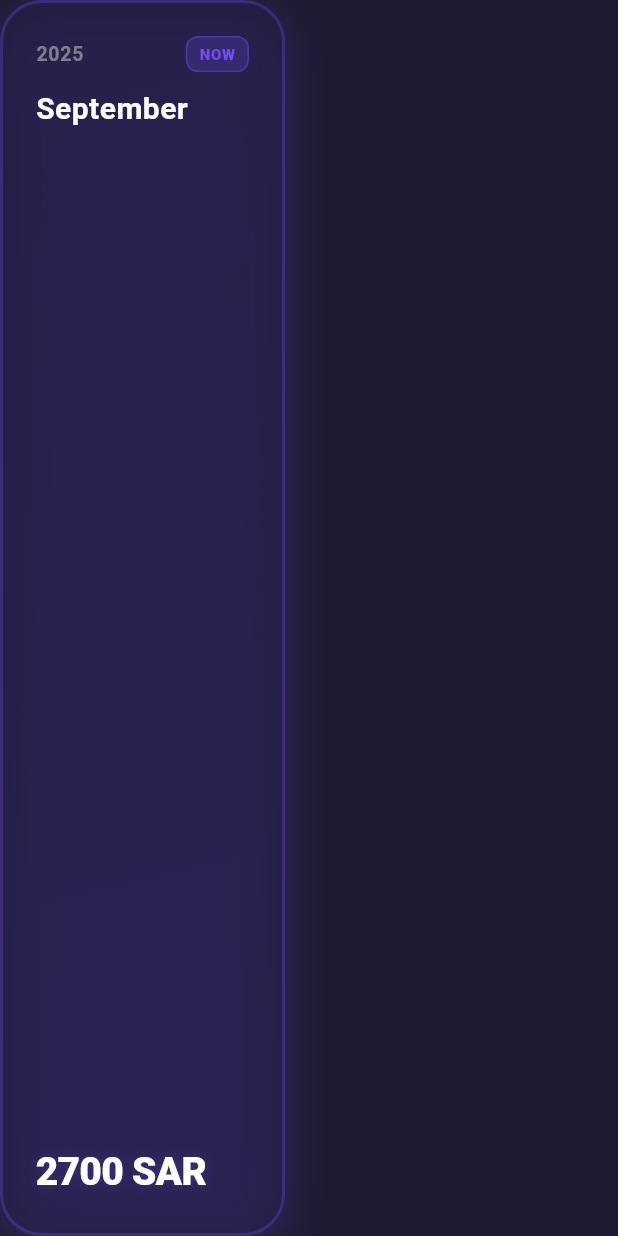
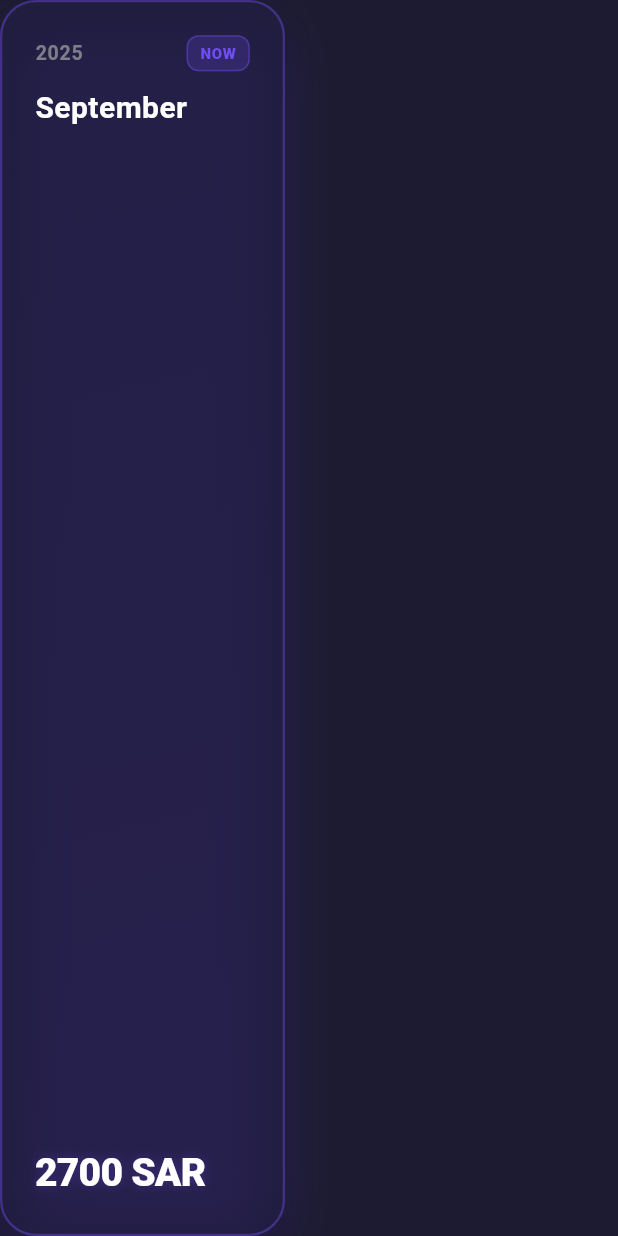
Before and after one commit to Nouraaabdullah/2025_GP1_9, a Flutter app: the _MonthCard widget shown alone on an empty page, opened directly, on a phone screen of 412 x 824 dp. Run offline on Flutter 3.47's test engine with Material 3 defaults, Android fonts, the phone set to English and light mode, and no system bars; our stand-ins replace font_awesome_flutter; Roboto replaces fonts that are missing (Poppins).

Commit message:
saving page changes

```diff
--- a/lib/screens/Savings/savings_page.dart
+++ b/lib/screens/Savings/savings_page.dart
@@ -32,7 +32,7 @@ class SavingsPage extends StatelessWidget {
                       decoration: BoxDecoration(
                         gradient: RadialGradient(
                           colors: [
-                            AppColors.accent.withOpacity(0.3),
+                            AppColors.accent.withValues(alpha: 0.3),
                             Colors.transparent,
                           ],
                         ),
@@ -72,7 +72,7 @@ class SavingsPage extends StatelessWidget {
                         end: Alignment.bottomCenter,
                         colors: [
                           AppColors.accent,
-                          AppColors.accent.withOpacity(0.3),
+                          AppColors.accent.withValues(alpha: 0.3),
                         ],
                       ),
                       borderRadius: BorderRadius.circular(2),
@@ -129,18 +129,18 @@ class SavingsPage extends StatelessWidget {
                     begin: Alignment.topLeft,
                     end: Alignment.bottomRight,
                     colors: [
-                      AppColors.card.withOpacity(0.4),
-                      AppColors.card.withOpacity(0.2),
+                      AppColors.card.withValues(alpha: 0.4),
+                      AppColors.card.withValues(alpha: 0.2),
                     ],
                   ),
                   borderRadius: BorderRadius.circular(20),
                   border: Border.all(
-                    color: Colors.white.withOpacity(0.12),
+                    color: Colors.white.withValues(alpha: 0.12),
                     width: 1.5,
                   ),
                   boxShadow: [
                     BoxShadow(
-                      color: AppColors.accent.withOpacity(0.15),
+                      color: AppColors.accent.withValues(alpha: 0.15),
                       blurRadius: 24,
                       offset: const Offset(0, 8),
                     ),
@@ -155,7 +155,7 @@ class SavingsPage extends StatelessWidget {
                         Text(
                           'Total Savings',
                           style: TextStyle(
-                            color: AppColors.textGrey.withOpacity(0.8),
+                            color: AppColors.textGrey.withValues(alpha: 0.8),
                             fontSize: 14,
                             fontWeight: FontWeight.w600,
                             letterSpacing: 0.5,
@@ -183,10 +183,10 @@ class SavingsPage extends StatelessWidget {
                     Container(
                       padding: const EdgeInsets.all(12),
                       decoration: BoxDecoration(
-                        color: AppColors.accent.withOpacity(0.2),
+                        color: AppColors.accent.withValues(alpha: 0.2),
                         shape: BoxShape.circle,
                         border: Border.all(
-                          color: AppColors.accent.withOpacity(0.4),
+                          color: AppColors.accent.withValues(alpha: 0.4),
                           width: 2,
                         ),
                       ),
@@ -242,7 +242,7 @@ class SavingsPage extends StatelessWidget {
                             end: Alignment.bottomCenter,
                             colors: [
                               AppColors.accent,
-                              AppColors.accent.withOpacity(0.3),
+                              AppColors.accent.withValues(alpha: 0.3),
                             ],
                           ),
                           borderRadius: BorderRadius.circular(2),
@@ -269,13 +269,13 @@ class SavingsPage extends StatelessWidget {
                         end: Alignment.bottomRight,
                         colors: [
                           AppColors.accent,
-                          AppColors.accent.withOpacity(0.8),
+                          AppColors.accent.withValues(alpha: 0.8),
                         ],
                       ),
                       shape: BoxShape.circle,
                       boxShadow: [
                         BoxShadow(
-                          color: AppColors.accent.withOpacity(0.5),
+                          color: AppColors.accent.withValues(alpha: 0.5),
                           blurRadius: 20,
                           offset: const Offset(0, 6),
                         ),
@@ -329,7 +329,9 @@ class SavingsPage extends StatelessWidget {
         onTapDashboard: () => Navigator.pushReplacementNamed(context, '/dashboard'),
         onTapSavings:   () {}, // already here
         onTapProfile:   () => Navigator.pushReplacementNamed(context, '/profile'),
-
+        onTapAdd: () {
+          // TODO: open "Add saving / Assign to goal" flow
+        },
       ),
     );
   }
@@ -353,35 +355,40 @@ class _MonthCard extends StatelessWidget {
       margin: const EdgeInsets.only(right: 16),
       padding: const EdgeInsets.all(22),
       decoration: BoxDecoration(
-        borderRadius: BorderRadius.circular(28),
+        borderRadius: BorderRadius.circular(24),
         gradient: LinearGradient(
           begin: Alignment.topLeft,
           end: Alignment.bottomRight,
           colors: current
               ? [
-                  AppColors.card.withOpacity(0.7),
-                  AppColors.card.withOpacity(0.5),
+                  AppColors.card.withValues(alpha: 0.8),
+                  AppColors.card.withValues(alpha: 0.6),
                 ]
               : [
-                  AppColors.card.withOpacity(0.4),
-                  AppColors.card.withOpacity(0.25),
+                  AppColors.card.withValues(alpha: 0.5),
+                  AppColors.card.withValues(alpha: 0.35),
                 ],
         ),
         border: Border.all(
           color: current
-              ? AppColors.accent.withOpacity(0.3)
-              : Colors.white.withOpacity(0.08),
-          width: current ? 2 : 1,
+              ? AppColors.accent.withValues(alpha: 0.4)
+              : Colors.white.withValues(alpha: 0.1),
+          width: current ? 1.5 : 1,
         ),
-        boxShadow: current
-            ? [
-                BoxShadow(
-                  color: AppColors.accent.withOpacity(0.25),
-                  blurRadius: 24,
-                  offset: const Offset(0, 8),
-                ),
-              ]
-            : [],
+        boxShadow: [
+          BoxShadow(
+            color: Colors.black.withValues(alpha: 0.4),
+            blurRadius: 20,
+            offset: const Offset(0, 10),
+          ),
+          if (current)
+            BoxShadow(
+              color: AppColors.accent.withValues(alpha: 0.3),
+              blurRadius: 30,
+              offset: const Offset(0, 12),
+              spreadRadius: -5,
+            ),
+        ],
       ),
       child: Column(
         crossAxisAlignment: CrossAxisAlignment.start,
@@ -396,7 +403,7 @@ class _MonthCard extends StatelessWidget {
                   Text(
                     year,
                     style: TextStyle(
-                      color: AppColors.textGrey.withOpacity(0.7),
+                      color: AppColors.textGrey.withValues(alpha: 0.7),
                       fontSize: 13,
                       fontWeight: FontWeight.w600,
                       letterSpacing: 0.5,
@@ -406,10 +413,10 @@ class _MonthCard extends StatelessWidget {
                     Container(
                       padding: const EdgeInsets.symmetric(horizontal: 8, vertical: 4),
                       decoration: BoxDecoration(
-                        color: AppColors.accent.withOpacity(0.2),
+                        color: AppColors.accent.withValues(alpha: 0.2),
                         borderRadius: BorderRadius.circular(8),
                         border: Border.all(
-                          color: AppColors.accent.withOpacity(0.4),
+                          color: AppColors.accent.withValues(alpha: 0.4),
                           width: 1,
                         ),
                       ),
@@ -450,7 +457,7 @@ class _MonthCard extends StatelessWidget {
                   shadows: current
                       ? [
                           Shadow(
-                            color: AppColors.accent.withOpacity(0.3),
+                            color: AppColors.accent.withValues(alpha: 0.3),
                             blurRadius: 8,
                           ),
                         ]
@@ -495,12 +502,12 @@ class _SummaryCard extends StatelessWidget {
         gradient: gradient,
         borderRadius: BorderRadius.circular(24),
         border: Border.all(
-          color: Colors.white.withOpacity(0.1),
+          color: Colors.white.withValues(alpha: 0.1),
           width: 1,
         ),
         boxShadow: [
           BoxShadow(
-            color: Colors.black.withOpacity(0.3),
+            color: Colors.black.withValues(alpha: 0.3),
             blurRadius: 20,
             offset: const Offset(0, 8),
           ),
@@ -516,7 +523,7 @@ class _SummaryCard extends StatelessWidget {
                 child: Text(
                   title,
                   style: TextStyle(
-                    color: AppColors.textGrey.withOpacity(0.9),
+                    color: AppColors.textGrey.withValues(alpha: 0.9),
                     fontSize: 13,
                     fontWeight: FontWeight.w600,
                     letterSpacing: 0.3,
@@ -526,12 +533,12 @@ class _SummaryCard extends StatelessWidget {
               Container(
                 padding: const EdgeInsets.all(8),
                 decoration: BoxDecoration(
-                  color: Colors.white.withOpacity(0.1),
+                  color: Colors.white.withValues(alpha: 0.1),
                   borderRadius: BorderRadius.circular(10),
                 ),
                 child: Icon(
                   icon,
-                  color: AppColors.accent.withOpacity(0.8),
+                  color: AppColors.accent.withValues(alpha: 0.8),
                   size: 20,
                 ),
               ),
@@ -563,7 +570,7 @@ class _SummaryCard extends StatelessWidget {
                   borderRadius: BorderRadius.circular(24),
                 ),
                 padding: EdgeInsets.zero,
-                shadowColor: AppColors.accent.withOpacity(0.4),
+                shadowColor: AppColors.accent.withValues(alpha: 0.4),
               ).copyWith(
                 elevation: MaterialStateProperty.all(8),
               ),
@@ -606,15 +613,15 @@ class _GoalCard extends StatelessWidget {
           begin: Alignment.topLeft,
           end: Alignment.bottomRight,
           colors: [
-            AppColors.card.withOpacity(0.5),
-            AppColors.card.withOpacity(0.3),
+            AppColors.card.withValues(alpha: 0.5),
+            AppColors.card.withValues(alpha: 0.3),
           ],
         ),
         borderRadius: BorderRadius.circular(24),
         border: Border.all(
           color: status == _GoalStatus.done
-              ? const Color(0xFF4CAF50).withOpacity(0.3)
-              : Colors.white.withOpacity(0.08),
+              ? const Color(0xFF4CAF50).withValues(alpha: 0.3)
+              : Colors.white.withValues(alpha: 0.08),
           width: 1,
         ),
       ),
@@ -657,7 +664,7 @@ class _GoalCard extends StatelessWidget {
                   Container(
                     padding: const EdgeInsets.all(8),
                     decoration: BoxDecoration(
-                      color: const Color(0xFF4CAF50).withOpacity(0.2),
+                      color: const Color(0xFF4CAF50).withValues(alpha: 0.2),
                       shape: BoxShape.circle,
                     ),
                     child: const Icon(
@@ -670,7 +677,7 @@ class _GoalCard extends StatelessWidget {
                   Container(
                     padding: const EdgeInsets.symmetric(horizontal: 12, vertical: 6),
                     decoration: BoxDecoration(
-                      color: Colors.white.withOpacity(0.1),
+                      color: Colors.white.withValues(alpha: 0.1),
                       borderRadius: BorderRadius.circular(12),
                     ),
                     child: Text(
@@ -696,7 +703,7 @@ class _GoalCard extends StatelessWidget {
                     Container(
                       height: 8,
                       decoration: BoxDecoration(
-                        color: Colors.white.withOpacity(0.1),
+                        color: Colors.white.withValues(alpha: 0.1),
                         borderRadius: BorderRadius.circular(8),
                       ),
                     ),
@@ -708,13 +715,13 @@ class _GoalCard extends StatelessWidget {
                           gradient: LinearGradient(
                             colors: [
                               AppColors.accent,
-                              AppColors.accent.withOpacity(0.7),
+                              AppColors.accent.withValues(alpha: 0.7),
                             ],
                           ),
                           borderRadius: BorderRadius.circular(8),
                           boxShadow: [
                             BoxShadow(
-                              color: AppColors.accent.withOpacity(0.5),
+                              color: AppColors.accent.withValues(alpha: 0.5),
                               blurRadius: 8,
                             ),
                           ],
```
